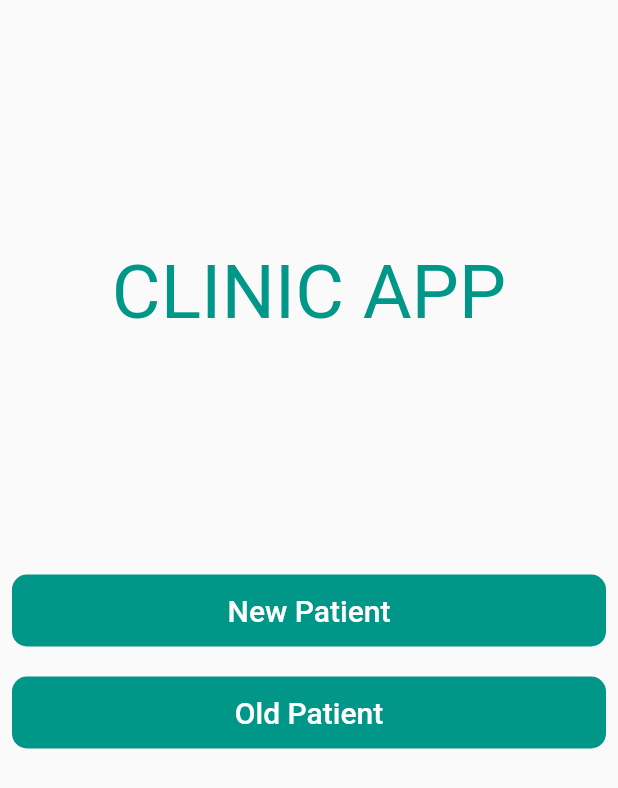
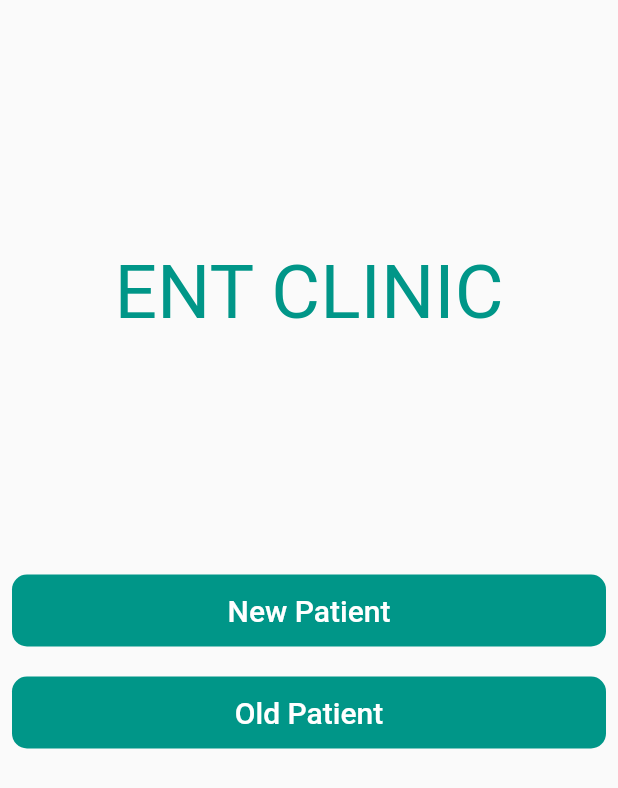
Before and after one commit to MonzerMahmoud/Clinic-Project, a Flutter app: the screen it shows after launch, on a phone screen of 412 x 824 dp. Shown: the top 788 px of the screen. Run offline on Flutter 3.47's test engine with Material 2 defaults, Android fonts, the phone set to English and light mode, and no system bars; our stand-ins replace get, image_picker, sqflite; accounts and stored records are empty.

Commit message:
Change name in main page

```diff
--- a/lib/view/patients_status_page.dart
+++ b/lib/view/patients_status_page.dart
@@ -22,7 +22,7 @@ class PatientsStatusPage extends StatelessWidget {
             Row(
               mainAxisAlignment: MainAxisAlignment.center,
               children: [
-                CustomText(text: 'CLINIC APP',fontSize: 50,color: primaryColor,),
+                CustomText(text: 'ENT CLINIC',fontSize: 50,color: primaryColor,),
               ],
             ),
 
```
